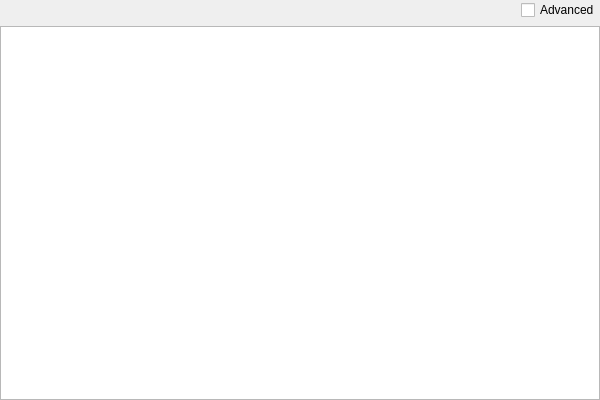
This is archiveexplorerwidget.ui in horsicq/archive_widget as Qt 5 draws it before an edit. The edited form follows.
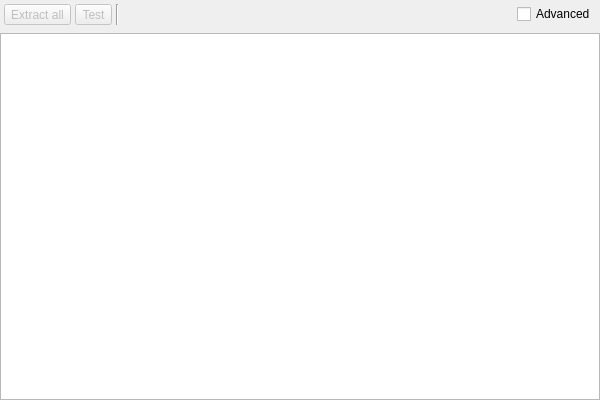
This is the edited form. Custom widgets are drawn as their Qt base class.

```diff
--- a/archiveexplorerwidget.ui
+++ b/archiveexplorerwidget.ui
@@ -28,6 +28,75 @@
    </property>
    <item>
     <layout class="QHBoxLayout" name="horizontalLayoutOptions">
+     <property name="spacing">
+      <number>4</number>
+     </property>
+     <property name="leftMargin">
+      <number>4</number>
+     </property>
+     <property name="topMargin">
+      <number>4</number>
+     </property>
+     <property name="rightMargin">
+      <number>4</number>
+     </property>
+     <property name="bottomMargin">
+      <number>2</number>
+     </property>
+     <item>
+      <widget class="QToolButton" name="toolButtonExtractAll">
+       <property name="sizePolicy">
+        <sizepolicy hsizetype="Minimum" vsizetype="Minimum">
+         <horstretch>0</horstretch>
+         <verstretch>0</verstretch>
+        </sizepolicy>
+       </property>
+       <property name="enabled">
+        <bool>false</bool>
+       </property>
+       <property name="toolTip">
+        <string>Extract archive to a directory</string>
+       </property>
+       <property name="text">
+        <string>Extract all</string>
+       </property>
+       <property name="toolButtonStyle">
+        <enum>Qt::ToolButtonTextBesideIcon</enum>
+       </property>
+      </widget>
+     </item>
+     <item>
+      <widget class="QToolButton" name="toolButtonTest">
+       <property name="sizePolicy">
+        <sizepolicy hsizetype="Minimum" vsizetype="Minimum">
+         <horstretch>0</horstretch>
+         <verstretch>0</verstretch>
+        </sizepolicy>
+       </property>
+       <property name="enabled">
+        <bool>false</bool>
+       </property>
+       <property name="toolTip">
+        <string>Test archive integrity</string>
+       </property>
+       <property name="text">
+        <string>Test</string>
+       </property>
+       <property name="toolButtonStyle">
+        <enum>Qt::ToolButtonTextBesideIcon</enum>
+       </property>
+      </widget>
+     </item>
+     <item>
+      <widget class="QFrame" name="lineCommands">
+       <property name="frameShape">
+        <enum>QFrame::VLine</enum>
+       </property>
+       <property name="frameShadow">
+        <enum>QFrame::Sunken</enum>
+       </property>
+      </widget>
+     </item>
      <item>
       <spacer name="horizontalSpacerOptions">
        <property name="orientation">
@@ -58,6 +127,15 @@
      <property name="contextMenuPolicy">
       <enum>Qt::CustomContextMenu</enum>
      </property>
+     <property name="alternatingRowColors">
+      <bool>true</bool>
+     </property>
+     <property name="selectionMode">
+      <enum>QAbstractItemView::SingleSelection</enum>
+     </property>
+     <property name="selectionBehavior">
+      <enum>QAbstractItemView::SelectRows</enum>
+     </property>
     </widget>
    </item>
   </layout>
```
